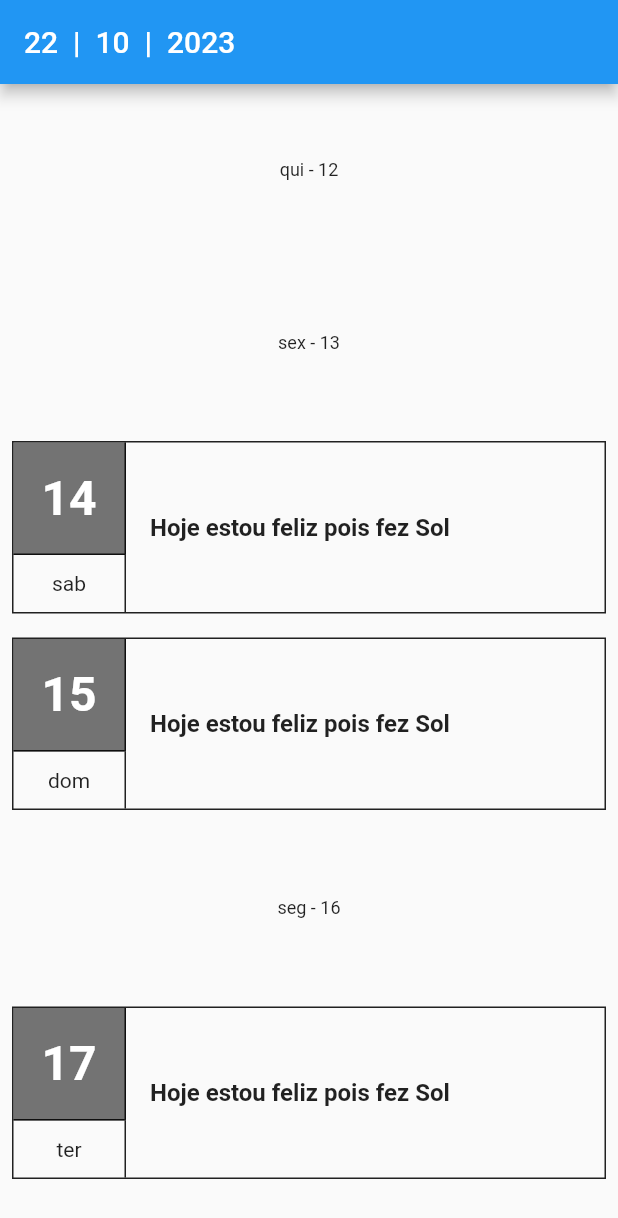
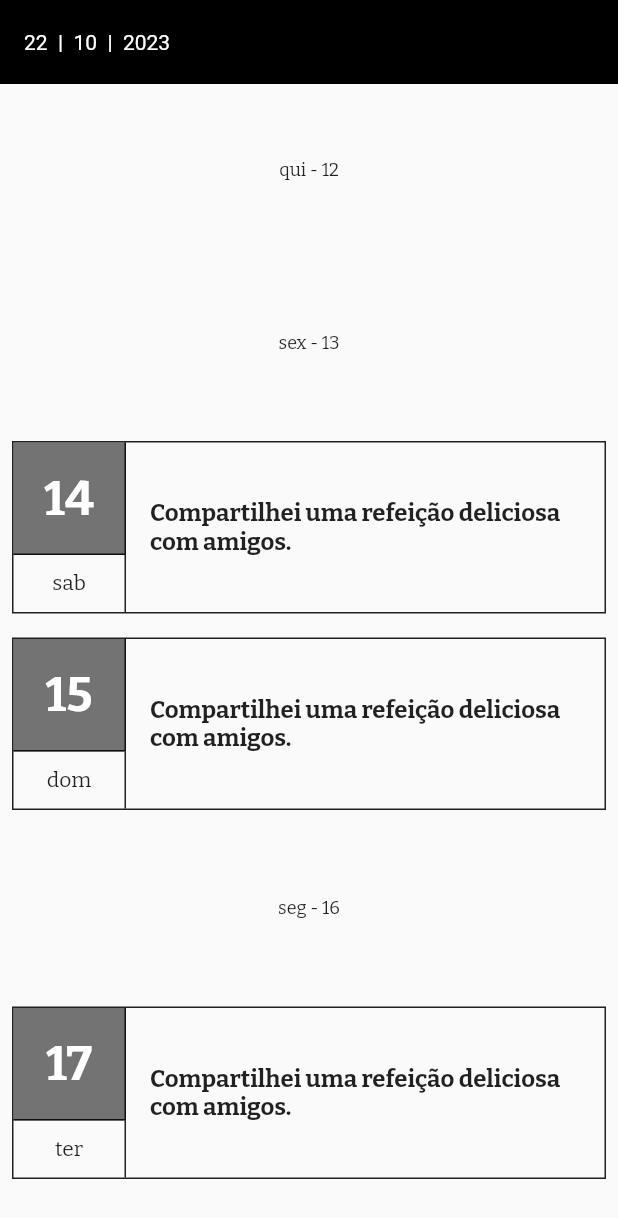
Before and after one commit to jeancarloshs/flutter_webapi_first_course-main, a Flutter app: the screen it shows after launch, on a phone screen of 412 x 824 dp. Shown: the top 1218 px of the screen. Run offline on Flutter 3.47's test engine with Material 2 defaults, Android fonts, the phone set to English and light mode, and no system bars; our stand-ins replace google_fonts.

Commit message:
1° modulo

```diff
--- a/lib/helpers/phrases.dart
+++ b/lib/helpers/phrases.dart
@@ -3,12 +3,26 @@ import 'dart:math';
 /// Cria uma frase aleatória
 String getRandomPhrase() {
   List<String> phrases = [
-    "Hoje estou feliz pois fez Sol",
-    "Não estou tão bem, choveu",
-    "Hoje estudei bastante Flutter!",
-    "Respondi a dúvida de uma pessoa no Fórum da Alura, que legal!",
-    "Entrei na comunidade da Alura no Discord!",
-    "Hoje conversei com uma pessoa que também está estudando Flutter!"
+    "Hoje o céu está lindo e azul.",
+    "A chuva torna o dia mais acolhedor.",
+    "Aprender algo novo a cada dia é um privilégio.",
+    "Conheci uma pessoa incrível hoje.",
+    "Assisti a um filme emocionante ontem à noite.",
+    "A música é a trilha sonora da minha vida.",
+    "Fiz uma caminhada revigorante de manhã cedo.",
+    "Concluí um projeto desafiador no trabalho.",
+    "Compartilhei uma refeição deliciosa com amigos.",
+    "A leitura de um bom livro é uma viagem para outro mundo.",
+    "Conversar com a família sempre aquece o coração.",
+    "Hoje é o primeiro dia do resto da sua vida.",
+    "Aprendi algo novo no curso online que estou fazendo.",
+    "Assisti a um pôr do sol deslumbrante no parque.",
+    "Realizei uma boa ação ajudando alguém necessitado.",
+    "O café da manhã é a refeição mais importante do dia.",
+    "A vida é uma jornada cheia de surpresas.",
+    "O sorriso de uma criança é contagiante.",
+    "A gratidão é a chave para a felicidade.",
+    "O amor e a amizade são tesouros preciosos."
   ];
 
   Random rng = Random();
--- a/lib/main.dart
+++ b/lib/main.dart
@@ -1,4 +1,5 @@
 import 'package:flutter/material.dart';
+import 'package:google_fonts/google_fonts.dart';
 import 'screens/home_screen/home_screen.dart';
 
 void main() {
@@ -12,6 +13,17 @@ class MyApp extends StatelessWidget {
     return MaterialApp(
       title: 'Simple Journal',
       debugShowCheckedModeBanner: false,
+      theme: ThemeData(
+        primarySwatch: Colors.grey,
+        appBarTheme: const AppBarTheme(
+          backgroundColor: Colors.black,
+          titleTextStyle: TextStyle(
+            color: Colors.white,
+          ),
+          elevation: 0,
+        ),
+        textTheme: GoogleFonts.bitterTextTheme(),
+      ),
       darkTheme: ThemeData.dark(),
       themeMode: ThemeMode.light,
       initialRoute: "home",
--- a/pubspec.yaml
+++ b/pubspec.yaml
@@ -14,6 +14,7 @@ dependencies:
 
   cupertino_icons: ^1.0.2
   uuid: ^3.0.6
+  google_fonts: ^6.1.0
 
 dev_dependencies:
   flutter_test:
```
Also changed, not shown: pubspec.lock, 2 other files.
